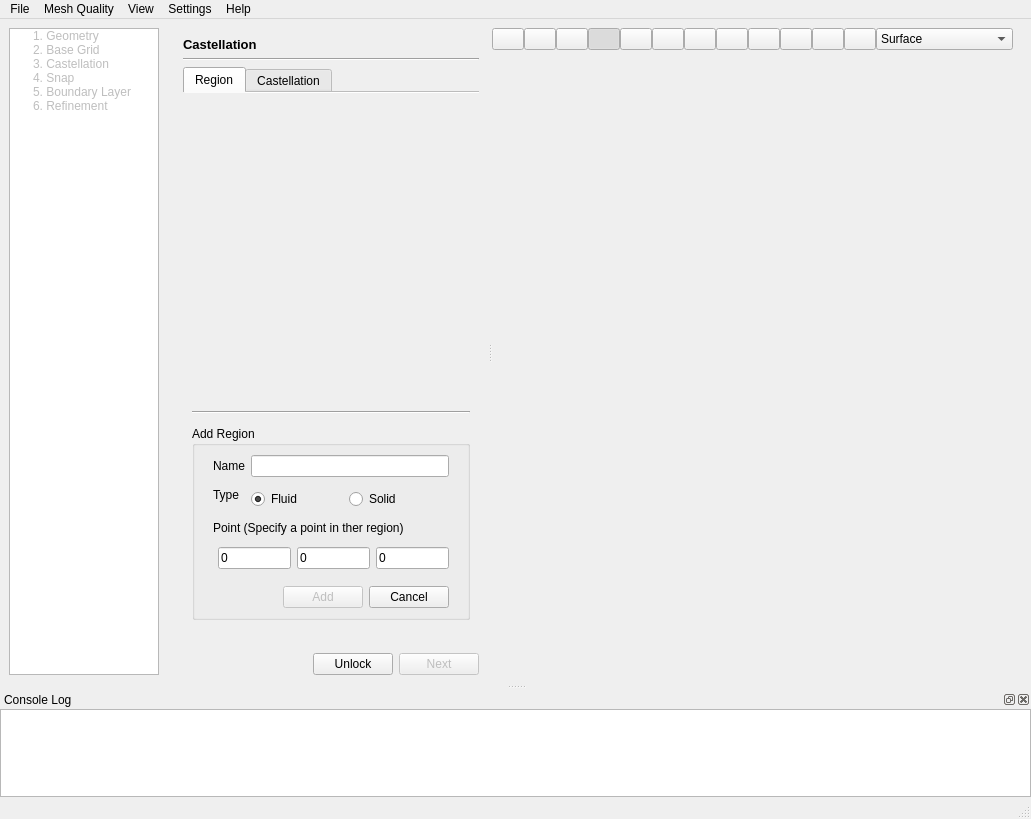
The window that view/main_window/main_window.ui (nextfoam/baram) describes before a commit, drawn with Qt 5.
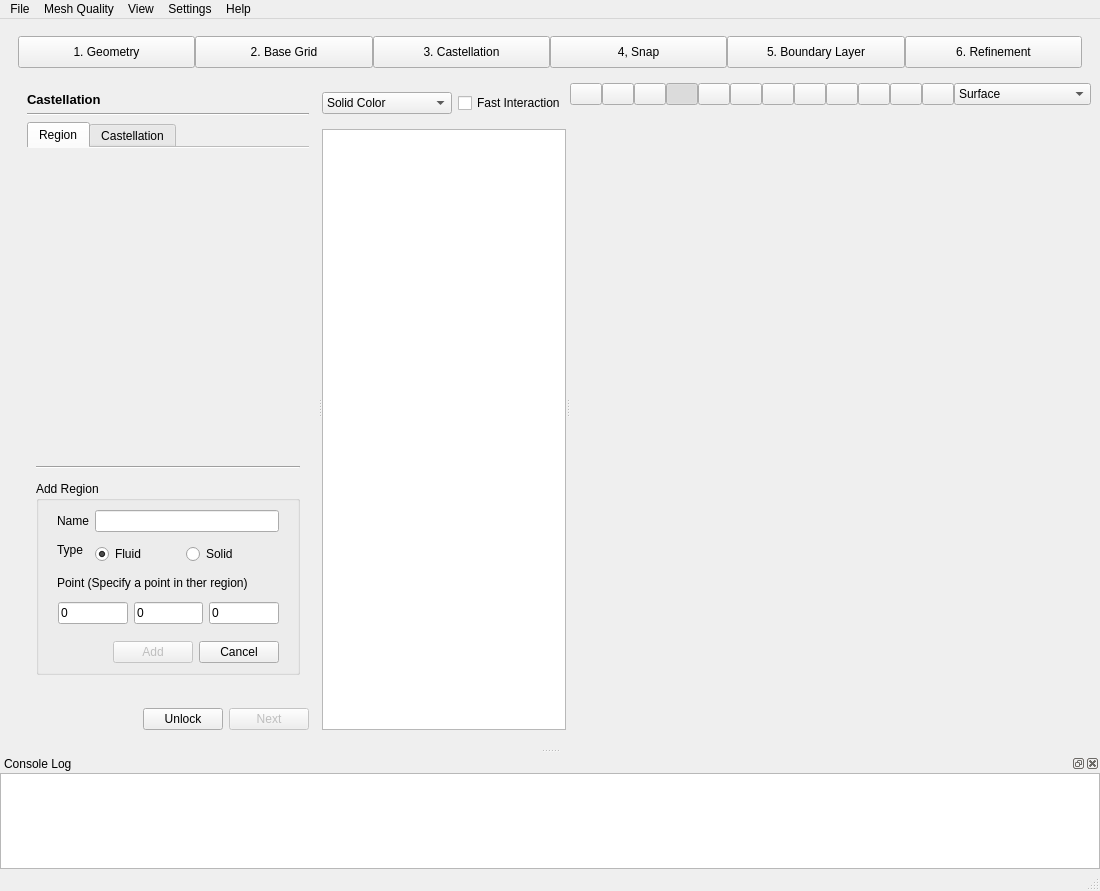
The same window after the commit. The open tabs and pages were chosen to show the change. Icons and pictures are not drawn. Custom widgets are drawn as their Qt base class.

Commit message: 메인 윈도우 화면 배치 변경

```diff
--- a/view/main_window/main_window.ui
+++ b/view/main_window/main_window.ui
@@ -6,101 +6,161 @@
    <rect>
     <x>0</x>
     <y>0</y>
-    <width>1031</width>
-    <height>819</height>
+    <width>1087</width>
+    <height>891</height>
    </rect>
   </property>
   <property name="windowTitle">
    <string>Baram Snappy</string>
   </property>
   <widget class="QWidget" name="centralwidget">
+   <layout class="QVBoxLayout" name="verticalLayout_23">
+    <item>
+     <widget class="QWidget" name="navigation" native="true">
    <layout class="QHBoxLayout" name="horizontalLayout_2">
+       <property name="spacing">
+        <number>0</number>
+       </property>
+       <property name="topMargin">
+        <number>8</number>
+       </property>
+       <property name="bottomMargin">
+        <number>0</number>
+       </property>
     <item>
-     <widget class="QTreeWidget" name="navigation">
+        <widget class="QPushButton" name="geometryStep">
       <property name="minimumSize">
        <size>
-        <width>150</width>
-        <height>0</height>
-       </size>
-      </property>
-      <property name="maximumSize">
-       <size>
-        <width>150</width>
-        <height>16777215</height>
-       </size>
-      </property>
-      <property name="horizontalScrollBarPolicy">
-       <enum>Qt::ScrollBarAlwaysOff</enum>
-      </property>
-      <attribute name="headerVisible">
-       <bool>false</bool>
-      </attribute>
-      <column>
-       <property name="text">
-        <string>1</string>
-       </property>
-      </column>
-      <item>
+           <width>0</width>
+           <height>32</height>
+          </size>
+         </property>
        <property name="text">
         <string>1. Geometry</string>
        </property>
-       <property name="flags">
-        <set>ItemIsSelectable|ItemIsDragEnabled|ItemIsDropEnabled|ItemIsUserCheckable</set>
-       </property>
+         <property name="checkable">
+          <bool>true</bool>
+         </property>
+         <attribute name="buttonGroup">
+          <string notr="true">stepButtons</string>
+         </attribute>
+        </widget>
       </item>
       <item>
+        <widget class="QPushButton" name="baseGridStep">
+         <property name="minimumSize">
+          <size>
+           <width>0</width>
+           <height>32</height>
+          </size>
+         </property>
        <property name="text">
         <string>2. Base Grid</string>
        </property>
-       <property name="flags">
-        <set>ItemIsSelectable|ItemIsDragEnabled|ItemIsDropEnabled|ItemIsUserCheckable</set>
-       </property>
+         <property name="checkable">
+          <bool>true</bool>
+         </property>
+         <attribute name="buttonGroup">
+          <string notr="true">stepButtons</string>
+         </attribute>
+        </widget>
       </item>
       <item>
+        <widget class="QPushButton" name="castellationStep">
+         <property name="minimumSize">
+          <size>
+           <width>0</width>
+           <height>32</height>
+          </size>
+         </property>
        <property name="text">
         <string>3. Castellation</string>
        </property>
-       <property name="flags">
-        <set>ItemIsSelectable|ItemIsDragEnabled|ItemIsDropEnabled|ItemIsUserCheckable</set>
-       </property>
+         <property name="checkable">
+          <bool>true</bool>
+         </property>
+         <attribute name="buttonGroup">
+          <string notr="true">stepButtons</string>
+         </attribute>
+        </widget>
       </item>
       <item>
+        <widget class="QPushButton" name="snapStep">
+         <property name="minimumSize">
+          <size>
+           <width>0</width>
+           <height>32</height>
+          </size>
+         </property>
        <property name="text">
-        <string>4. Snap</string>
-       </property>
-       <property name="flags">
-        <set>ItemIsSelectable|ItemIsDragEnabled|ItemIsDropEnabled|ItemIsUserCheckable</set>
-       </property>
+          <string>4, Snap</string>
+         </property>
+         <property name="checkable">
+          <bool>true</bool>
+         </property>
+         <attribute name="buttonGroup">
+          <string notr="true">stepButtons</string>
+         </attribute>
+        </widget>
       </item>
       <item>
+        <widget class="QPushButton" name="boundaryLayerStep">
+         <property name="minimumSize">
+          <size>
+           <width>0</width>
+           <height>32</height>
+          </size>
+         </property>
        <property name="text">
         <string>5. Boundary Layer</string>
        </property>
-       <property name="flags">
-        <set>ItemIsSelectable|ItemIsDragEnabled|ItemIsDropEnabled|ItemIsUserCheckable</set>
-       </property>
+         <property name="checkable">
+          <bool>true</bool>
+         </property>
+         <attribute name="buttonGroup">
+          <string notr="true">stepButtons</string>
+         </attribute>
+        </widget>
       </item>
       <item>
+        <widget class="QPushButton" name="refinementStep">
+         <property name="minimumSize">
+          <size>
+           <width>0</width>
+           <height>32</height>
+          </size>
+         </property>
        <property name="text">
         <string>6. Refinement</string>
        </property>
-       <property name="flags">
-        <set>ItemIsSelectable|ItemIsDragEnabled|ItemIsDropEnabled|ItemIsUserCheckable</set>
-       </property>
-      </item>
+         <property name="checkable">
+          <bool>true</bool>
+         </property>
+         <attribute name="buttonGroup">
+          <string notr="true">stepButtons</string>
+         </attribute>
+        </widget>
+       </item>
+      </layout>
      </widget>
     </item>
     <item>
      <widget class="QWidget" name="widget_5" native="true">
-      <layout class="QVBoxLayout" name="verticalLayout_3">
-       <property name="topMargin">
-        <number>0</number>
-       </property>
-       <property name="bottomMargin">
+      <property name="sizePolicy">
+       <sizepolicy hsizetype="Preferred" vsizetype="Expanding">
+        <horstretch>0</horstretch>
+        <verstretch>0</verstretch>
+       </sizepolicy>
+      </property>
+      <layout class="QVBoxLayout" name="verticalLayout_25">
+       <property name="leftMargin">
+        <number>9</number>
+       </property>
+       <property name="rightMargin">
         <number>0</number>
        </property>
        <item>
-        <widget class="QSplitter" name="splitter">
+        <widget class="QSplitter" name="centralSplitter">
          <property name="orientation">
           <enum>Qt::Horizontal</enum>
          </property>
@@ -126,6 +186,12 @@
            </property>
            <item>
             <widget class="QStackedWidget" name="content">
+             <property name="sizePolicy">
+              <sizepolicy hsizetype="Expanding" vsizetype="Preferred">
+               <horstretch>0</horstretch>
+               <verstretch>0</verstretch>
+              </sizepolicy>
+             </property>
              <property name="currentIndex">
               <number>5</number>
              </property>
@@ -486,8 +552,8 @@
                        <rect>
                         <x>0</x>
                         <y>0</y>
-                        <width>264</width>
-                        <height>306</height>
+                        <width>422</width>
+                        <height>235</height>
                        </rect>
                       </property>
                      </widget>
@@ -1534,6 +1600,89 @@
            </item>
           </layout>
          </widget>
+         <widget class="QWidget" name="widget_24" native="true">
+          <property name="sizePolicy">
+           <sizepolicy hsizetype="Expanding" vsizetype="Preferred">
+            <horstretch>0</horstretch>
+            <verstretch>0</verstretch>
+           </sizepolicy>
+          </property>
+          <layout class="QVBoxLayout" name="verticalLayout_24">
+           <property name="leftMargin">
+            <number>0</number>
+           </property>
+           <property name="topMargin">
+            <number>0</number>
+           </property>
+           <property name="bottomMargin">
+            <number>0</number>
+           </property>
+           <item>
+            <widget class="QSplitter" name="renderingSplitter">
+             <property name="orientation">
+              <enum>Qt::Horizontal</enum>
+             </property>
+             <widget class="QWidget" name="widget_22" native="true">
+              <layout class="QVBoxLayout" name="verticalLayout_3">
+               <property name="topMargin">
+                <number>0</number>
+               </property>
+               <property name="bottomMargin">
+                <number>0</number>
+               </property>
+               <item>
+                <widget class="QWidget" name="widget_23" native="true">
+                 <layout class="QHBoxLayout" name="horizontalLayout_14">
+                  <property name="leftMargin">
+                   <number>0</number>
+                  </property>
+                  <property name="rightMargin">
+                   <number>0</number>
+                  </property>
+                  <item>
+                   <widget class="QComboBox" name="coloringMode">
+                    <item>
+                     <property name="text">
+                      <string>Solid Color</string>
+                     </property>
+                    </item>
+                    <item>
+                     <property name="text">
+                      <string>Aspect Ratio</string>
+                     </property>
+                    </item>
+                    <item>
+                     <property name="text">
+                      <string>Non-Orthogonality</string>
+                     </property>
+                    </item>
+                    <item>
+                     <property name="text">
+                      <string>Volume Ratio</string>
+                     </property>
+                    </item>
+                    <item>
+                     <property name="text">
+                      <string>Skewness</string>
+                     </property>
+                    </item>
+                   </widget>
+                  </item>
+                  <item>
+                   <widget class="QCheckBox" name="fastInteraition">
+                    <property name="text">
+                     <string>Fast Interaction</string>
+                    </property>
+                   </widget>
+                  </item>
+                 </layout>
+                </widget>
+               </item>
+               <item>
+                <widget class="QTableWidget" name="actors"/>
+               </item>
+              </layout>
+             </widget>
          <widget class="QWidget" name="widget_2" native="true">
           <property name="sizePolicy">
            <sizepolicy hsizetype="Expanding" vsizetype="Preferred">
@@ -1560,7 +1709,7 @@
            <item>
             <widget class="QWidget" name="toolbar" native="true">
              <property name="sizePolicy">
-              <sizepolicy hsizetype="Preferred" vsizetype="Minimum">
+                  <sizepolicy hsizetype="Expanding" vsizetype="Minimum">
                <horstretch>0</horstretch>
                <verstretch>0</verstretch>
               </sizepolicy>
@@ -1896,6 +2045,10 @@
        </item>
       </layout>
      </widget>
+        </widget>
+       </item>
+      </layout>
+     </widget>
     </item>
    </layout>
   </widget>
@@ -1904,7 +2057,7 @@
     <rect>
      <x>0</x>
      <y>0</y>
-     <width>1031</width>
+     <width>1087</width>
      <height>22</height>
     </rect>
    </property>
```
Left out of the diff: 9 changed lines with no effect on the pictures. Lines whose indentation alone changed are shown as unchanged. The commit also changes 3 other files.
